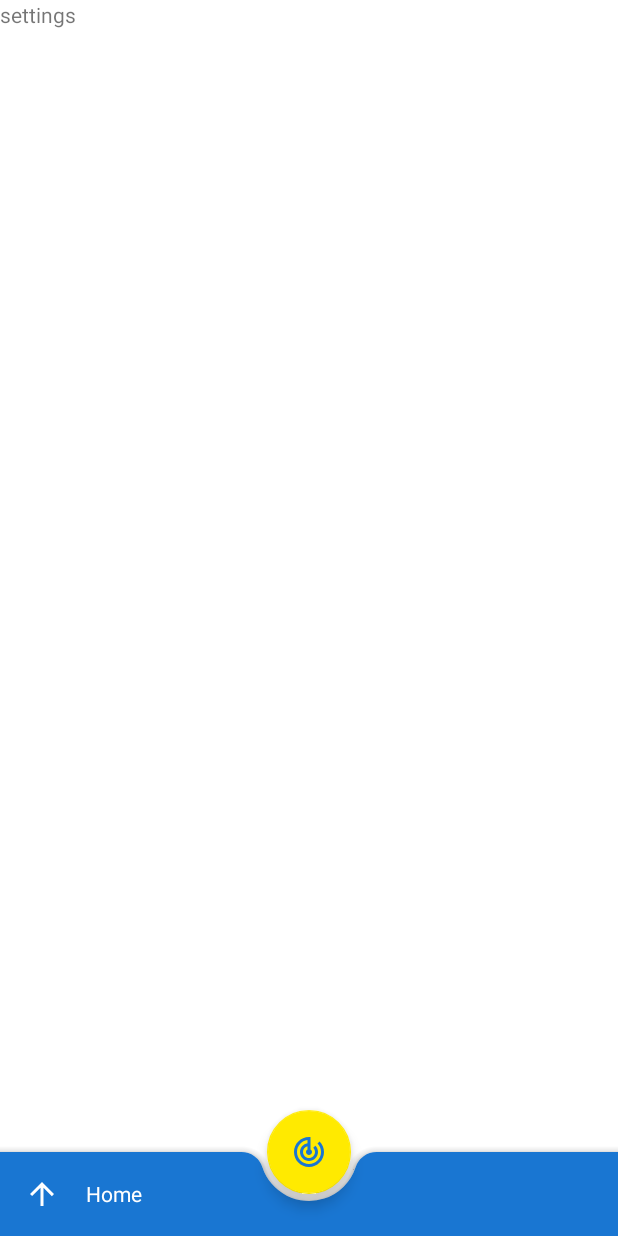
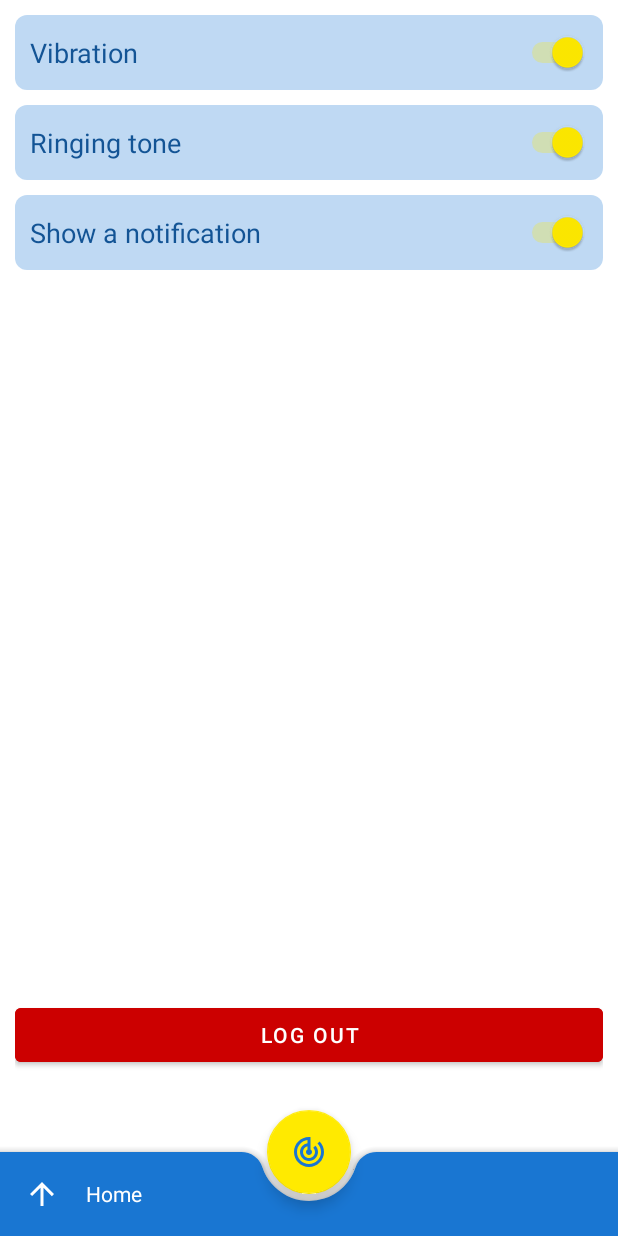
Before and after one commit to ViduraPrasangana/StepAway, an Android app: the fragment SettingsFragment placed in its activity, on a phone screen of 412 x 824 dp. Run offline under Robolectric (Android 15) with nearby library versions, the phone set to English and light mode, and no system bars; libraries missing offline, so code that uses them is left out: com.rodolfonavalon.shaperipplelibrary; 5 statements that could not run were skipped.

```diff
--- a/app/src/main/java/com/jellybean/stepaway/MainActivity.java
+++ b/app/src/main/java/com/jellybean/stepaway/MainActivity.java
@@ -41,6 +41,7 @@ public class MainActivity extends AppCompatActivity implements IdentifierBackgro
     private static final int PERMISSION_REQUEST_FINE_LOCATION = 21;
     private static final int PERMISSION_REQUEST_BACKGROUND_LOCATION = 31;
     final int REQUEST_ENABLE_BT = 1;
+    public static final String myPref = "StepAwaySettings";
 
     private BottomAppBar bottomAppBar;
     private TextView title;
--- a/app/src/main/java/com/jellybean/stepaway/fragment/HistoryFragment.java
+++ b/app/src/main/java/com/jellybean/stepaway/fragment/HistoryFragment.java
@@ -11,6 +11,7 @@ import android.view.View;
 import android.view.ViewGroup;
 
 import com.jellybean.stepaway.DeviceAdapter;
+import com.jellybean.stepaway.DeviceHistoryAdapter;
 import com.jellybean.stepaway.R;
 import com.jellybean.stepaway.model.Device;
 import com.jellybean.stepaway.service.CloudService;
@@ -23,7 +24,7 @@ import java.util.ArrayList;
  * create an instance of this fragment.
  */
 public class HistoryFragment extends Fragment {
-    DeviceAdapter adapter;
+    DeviceHistoryAdapter adapter;
     RecyclerView historyView;
     CloudService cloudService;
     ArrayList<Device> historyDevices;
@@ -42,7 +43,7 @@ public class HistoryFragment extends Fragment {
         historyView = view.findViewById(R.id.historyView);
 
         cloudService = CloudService.getInstance();
-        adapter = new DeviceAdapter(new ArrayList<>());
+        adapter = new DeviceHistoryAdapter(new ArrayList<>());
         historyView.setLayoutManager(new LinearLayoutManager(getContext(),LinearLayoutManager.VERTICAL,false));
         historyView.setAdapter(adapter);
         cloudService.loadRecent(adapter);
--- a/app/src/main/java/com/jellybean/stepaway/fragment/SettingsFragment.java
+++ b/app/src/main/java/com/jellybean/stepaway/fragment/SettingsFragment.java
@@ -1,5 +1,6 @@
 package com.jellybean.stepaway.fragment;
 
+import android.content.SharedPreferences;
 import android.os.Bundle;
 
 import androidx.fragment.app.Fragment;
@@ -7,60 +8,83 @@ import androidx.fragment.app.Fragment;
 import android.view.LayoutInflater;
 import android.view.View;
 import android.view.ViewGroup;
+import android.widget.CompoundButton;
+import android.widget.Switch;
 
 import com.jellybean.stepaway.R;
 
-/**
- * A simple {@link Fragment} subclass.
- * Use the {@link SettingsFragment#newInstance} factory method to
- * create an instance of this fragment.
- */
+import java.util.Objects;
+
+import static com.jellybean.stepaway.MainActivity.myPref;
+
+
 public class SettingsFragment extends Fragment {
 
-    // TODO: Rename parameter arguments, choose names that match
-    // the fragment initialization parameters, e.g. ARG_ITEM_NUMBER
-    private static final String ARG_PARAM1 = "param1";
-    private static final String ARG_PARAM2 = "param2";
+    Switch vibration,ring,notification;
 
-    // TODO: Rename and change types of parameters
-    private String mParam1;
-    private String mParam2;
+    public static String VIBRATE_PREF = "vibrate";
+    public static String RING_PREF = "ring";
+    public static String NOTIFICATION_PREF = "notification";
 
     public SettingsFragment() {
         // Required empty public constructor
     }
 
-    /**
-     * Use this factory method to create a new instance of
-     * this fragment using the provided parameters.
-     *
-     * @param param1 Parameter 1.
-     * @param param2 Parameter 2.
-     * @return A new instance of fragment SettingsFragment.
-     */
-    // TODO: Rename and change types and number of parameters
-    public static SettingsFragment newInstance(String param1, String param2) {
-        SettingsFragment fragment = new SettingsFragment();
-        Bundle args = new Bundle();
-        args.putString(ARG_PARAM1, param1);
-        args.putString(ARG_PARAM2, param2);
-        fragment.setArguments(args);
-        return fragment;
-    }
 
     @Override
     public void onCreate(Bundle savedInstanceState) {
         super.onCreate(savedInstanceState);
-        if (getArguments() != null) {
-            mParam1 = getArguments().getString(ARG_PARAM1);
-            mParam2 = getArguments().getString(ARG_PARAM2);
-        }
+
     }
 
     @Override
     public View onCreateView(LayoutInflater inflater, ViewGroup container,
                              Bundle savedInstanceState) {
         // Inflate the layout for this fragment
-        return inflater.inflate(R.layout.fragment_settings, container, false);
+        View view =  inflater.inflate(R.layout.fragment_settings, container, false);
+        vibration = view.findViewById(R.id.vibration);
+        ring = view.findViewById(R.id.ring);
+        notification = view.findViewById(R.id.notification);
+
+        vibration.setOnCheckedChangeListener(new CompoundButton.OnCheckedChangeListener() {
+            @Override
+            public void onCheckedChanged(CompoundButton buttonView, boolean isChecked) {
+                writeToPreference(VIBRATE_PREF,isChecked);
+            }
+        });
+        ring.setOnCheckedChangeListener(new CompoundButton.OnCheckedChangeListener() {
+            @Override
+            public void onCheckedChanged(CompoundButton buttonView, boolean isChecked) {
+                writeToPreference(RING_PREF,isChecked);
+            }
+        });
+        notification.setOnCheckedChangeListener(new CompoundButton.OnCheckedChangeListener() {
+            @Override
+            public void onCheckedChanged(CompoundButton buttonView, boolean isChecked) {
+                writeToPreference(NOTIFICATION_PREF,isChecked);
+            }
+        });
+        return view;
+    }
+
+    @Override
+    public void onResume() {
+        super.onResume();
+        vibration.setChecked(getPreferenceValue(VIBRATE_PREF));
+        ring.setChecked(getPreferenceValue(RING_PREF));
+        notification.setChecked(getPreferenceValue(NOTIFICATION_PREF));
+    }
+
+    public boolean getPreferenceValue(String setting)
+    {
+        SharedPreferences sp = requireActivity().getSharedPreferences(myPref,0);
+         return sp.getBoolean(setting,true);
+    }
+
+    public void writeToPreference(String setting,boolean thePreference)
+    {
+        SharedPreferences.Editor editor = requireActivity().getSharedPreferences(myPref,0).edit();
+        editor.putBoolean(setting, thePreference);
+        editor.apply();
     }
 }
--- a/app/src/main/java/com/jellybean/stepaway/service/CloudService.java
+++ b/app/src/main/java/com/jellybean/stepaway/service/CloudService.java
@@ -10,6 +10,7 @@ import com.google.firebase.database.DataSnapshot;
 import com.google.firebase.database.DatabaseReference;
 import com.google.firebase.database.FirebaseDatabase;
 import com.jellybean.stepaway.DeviceAdapter;
+import com.jellybean.stepaway.DeviceHistoryAdapter;
 import com.jellybean.stepaway.fragment.HistoryFragment;
 import com.jellybean.stepaway.model.Device;
 
@@ -39,7 +40,8 @@ public class CloudService {
     public void sendDeviceToDB(Device device){
         databaseReference.child("recent").child(Objects.requireNonNull(user.getPhoneNumber())).push().setValue(device);
     }
-    public ArrayList<Device> loadRecent(DeviceAdapter deviceAdapter){
+
+    public ArrayList<Device> loadRecent(DeviceHistoryAdapter deviceAdapter){
         ArrayList<Device> devices = new ArrayList<>();
         databaseReference.child("recent").child(Objects.requireNonNull(user.getPhoneNumber())).get().addOnCompleteListener(new OnCompleteListener<DataSnapshot>() {
             @Override
--- /dev/null
+++ b/app/src/main/res/drawable/switch_background.xml
@@ -0,0 +1,6 @@
+<?xml version="1.0" encoding="utf-8"?>
+<shape android:shape="rectangle"
+    xmlns:android="http://schemas.android.com/apk/res/android">
+    <solid android:color="@color/colorPrimaryTrans"/>
+    <corners android:radius="8dp"/>
+</shape>
--- a/app/src/main/res/layout/fragment_settings.xml
+++ b/app/src/main/res/layout/fragment_settings.xml
@@ -3,12 +3,58 @@
     xmlns:tools="http://schemas.android.com/tools"
     android:layout_width="match_parent"
     android:layout_height="match_parent"
-    tools:context=".fragment.SettingsFragment">
+    tools:context=".fragment.SettingsFragment"
+    android:padding="10dp">
 
-    <!-- TODO: Update blank fragment layout -->
-    <TextView
-        android:layout_width="match_parent"
-        android:layout_height="match_parent"
-        android:text="settings" />
+   <LinearLayout
+       android:layout_width="match_parent"
+       android:layout_height="match_parent"
+       android:orientation="vertical">
+       <Switch
+           android:id="@+id/vibration"
+           android:layout_width="match_parent"
+           android:layout_height="50dp"
+           android:text="Vibration"
+           android:padding="10dp"
+           android:textColor="@color/colorPrimaryDark"
+           android:textStyle=""
+           android:textSize="18sp"
+           android:background="@drawable/switch_background"
+           android:layout_marginBottom="10dp"/>
+       <Switch
+           android:id="@+id/ring"
+           android:layout_width="match_parent"
+           android:layout_height="50dp"
+           android:text="Ringing tone"
+           android:padding="10dp"
+           android:textColor="@color/colorPrimaryDark"
+           android:textStyle=""
+           android:textSize="18sp"
+           android:background="@drawable/switch_background"
+           android:layout_marginBottom="10dp"/>
+       <Switch
+           android:id="@+id/notification"
+           android:layout_width="match_parent"
+           android:layout_height="50dp"
+           android:text="Show a notification"
+           android:padding="10dp"
+           android:textColor="@color/colorPrimaryDark"
+           android:textStyle=""
+           android:textSize="18sp"
+           android:background="@drawable/switch_background"/>
+       <LinearLayout
+           android:layout_width="match_parent"
+           android:layout_height="0dp"
+           android:layout_weight="1"/>
+       <Button
+           android:id="@+id/logout"
+           android:layout_width="match_parent"
+           android:layout_height="wrap_content"
+           android:backgroundTint="@android:color/holo_red_dark"
+           android:text="Log Out"
+           android:layout_marginBottom="100dp"/>
+   </LinearLayout>
+
+
 
 </FrameLayout>
--- a/app/src/main/res/values/colors.xml
+++ b/app/src/main/res/values/colors.xml
@@ -1,6 +1,7 @@
 <?xml version="1.0" encoding="utf-8"?>
 <resources>
     <color name="colorPrimary">#1976D2</color>
+    <color name="colorPrimaryTrans">#461976D2</color>
     <color name="colorPrimaryDark">#135495</color>
     <color name="colorAccent">#FFEA00</color>
 
```
Also changed, not shown: app/src/main/java/com/jellybean/stepaway/DeviceHistoryAdapter.java (added, +82 -0 lines), app/src/main/java/com/jellybean/stepaway/LoginActivity.java (+11 -5 lines), app/src/main/java/com/jellybean/stepaway/service/DeviceIdentifierService.java (+28 -7 lines), app/src/main/java/com/jellybean/stepaway/service/IdentifierBackgroundService.java (+15 -0 lines).
